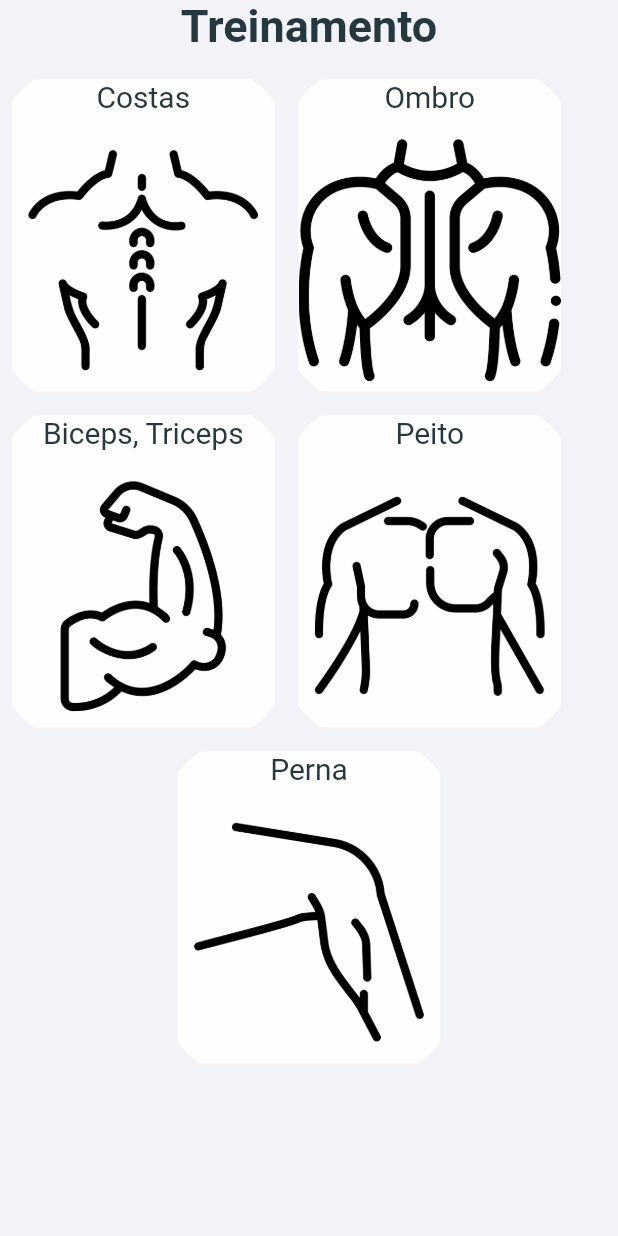
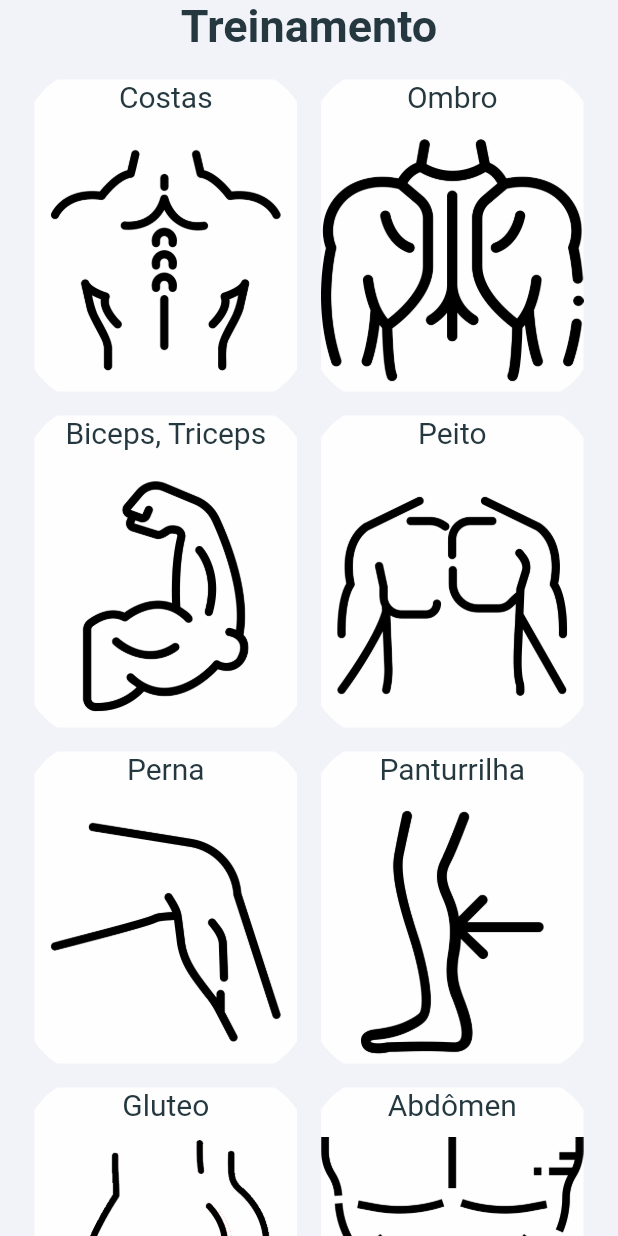
Before and after one commit to Teitei011/Backend-Antwan, a Flutter app: the TrainingScreen widget shown alone on an empty page, opened directly, on a phone screen of 412 x 824 dp. Run offline on Flutter 3.47's test engine with Material 2 defaults, Android fonts, the phone set to English and light mode, and no system bars; our stand-ins replace lottie.

Commit message:
[ADIÇÃO] Adição de panturrilha, gluteo e abdomen

```diff
--- a/Frontend/lib/fitness_app/components/exercise_card.dart
+++ b/Frontend/lib/fitness_app/components/exercise_card.dart
@@ -10,15 +10,21 @@ List list = [
     'Biceps, Triceps',
     'Peito',
     'Perna',
+    'Panturrilha',
+    'Gluteo',
+    "Abdômen"
   ],
   [
     'assets/images/back.png',
     'assets/images/back2.png',
     'assets/images/biceps.png',
     'assets/images/chest.png',
-    'assets/images/leg.png'
+    'assets/images/leg.png',
+    'assets/images/calf.png',
+    'assets/images/glute.png',
+    'assets/images/abdomen.png'
   ],
-  ["A", "B", "C", "D", "E"]
+  ["A", "B", "C", "D", "E", "F", "G", "H"]
 ];
 
 class ExerciseCard extends StatelessWidget {
--- a/Frontend/lib/fitness_app/models/exercise.dart
+++ b/Frontend/lib/fitness_app/models/exercise.dart
@@ -49,5 +49,17 @@ final exerciciosTemplate = Exercise(
       {"title": "Exercício 1", "subtitle": "Descrição do exercício 1"},
       {"title": "Exercicio 2", "subtitle": "Descrição do exercício 2"}
     ],
+    'F': [
+      {"title": "Exercício 1", "subtitle": "Descrição do exercício 1"},
+      {"title": "Exercicio 2", "subtitle": "Descrição do exercício 2"}
+    ],
+    'G': [
+      {"title": "Gluteo 1", "subtitle": "Descrição do exercício 1"},
+      {"title": "Exercicio 2", "subtitle": "Descrição do exercício 2"}
+    ],
+    'H': [
+      {"title": "Abdominal 1", "subtitle": "Descrição do exercício 1"},
+      {"title": "Exercicio 2", "subtitle": "Descrição do exercício 2"}
+    ],
   },
 );
--- a/Frontend/lib/screens/training/training_screen.dart
+++ b/Frontend/lib/screens/training/training_screen.dart
@@ -37,20 +37,40 @@ class _TrainingScreenState extends State<TrainingScreen>
               child: SingleChildScrollView(
                 scrollDirection: Axis.vertical,
                 child: Column(
+                  mainAxisAlignment: MainAxisAlignment.center,
+                  crossAxisAlignment: CrossAxisAlignment.center,
                   children: [
                     Row(
+                      mainAxisAlignment: MainAxisAlignment.center,
+                      crossAxisAlignment: CrossAxisAlignment.center,
                       children: [
                         ExerciseCard(index: 0),
                         ExerciseCard(index: 1),
                       ],
                     ),
                     Row(
+                      mainAxisAlignment: MainAxisAlignment.center,
+                      crossAxisAlignment: CrossAxisAlignment.center,
                       children: [
                         ExerciseCard(index: 2),
                         ExerciseCard(index: 3),
                       ],
                     ),
-                    ExerciseCard(index: 4),
+                    Row(
+                        mainAxisAlignment: MainAxisAlignment.center,
+                        crossAxisAlignment: CrossAxisAlignment.center,
+                        children: [
+                          ExerciseCard(index: 4),
+                          ExerciseCard(index: 5),
+                        ]),
+                    Row(
+                      mainAxisAlignment: MainAxisAlignment.center,
+                      crossAxisAlignment: CrossAxisAlignment.center,
+                      children: [
+                        ExerciseCard(index: 6),
+                        ExerciseCard(index: 7)
+                      ],
+                    )
                   ],
                 ),
               ),
```
Also changed, not shown: Frontend/assets/images/abdomen.png (added), Frontend/assets/images/calf.png (added), Frontend/assets/images/glute.png (added).
